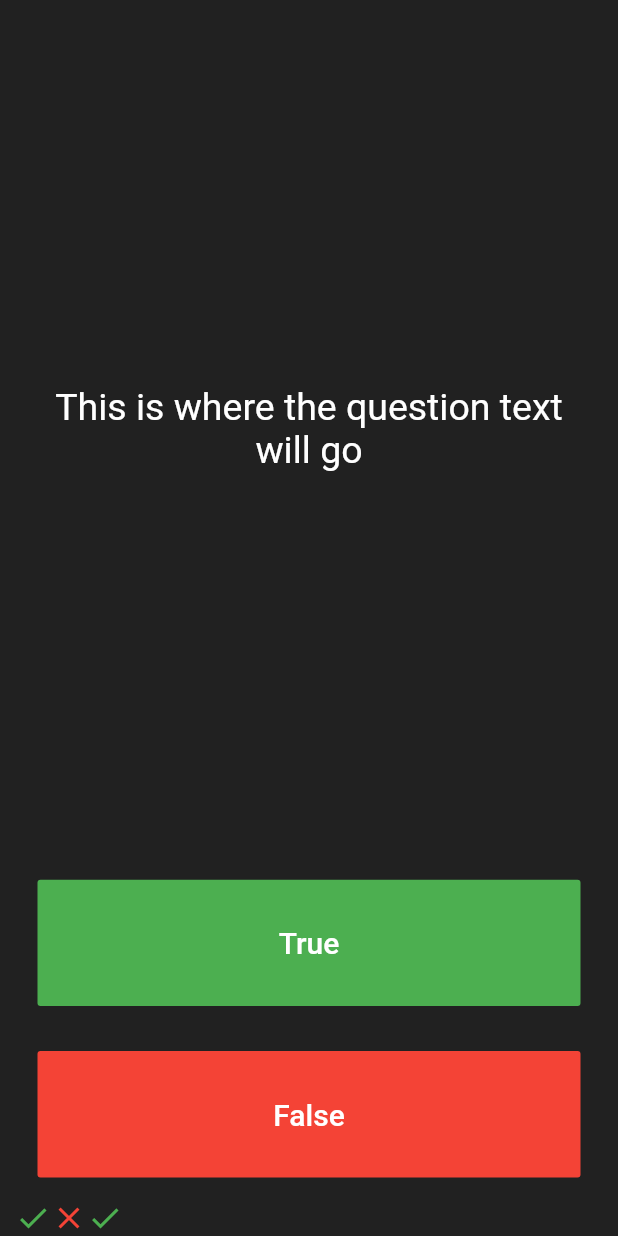
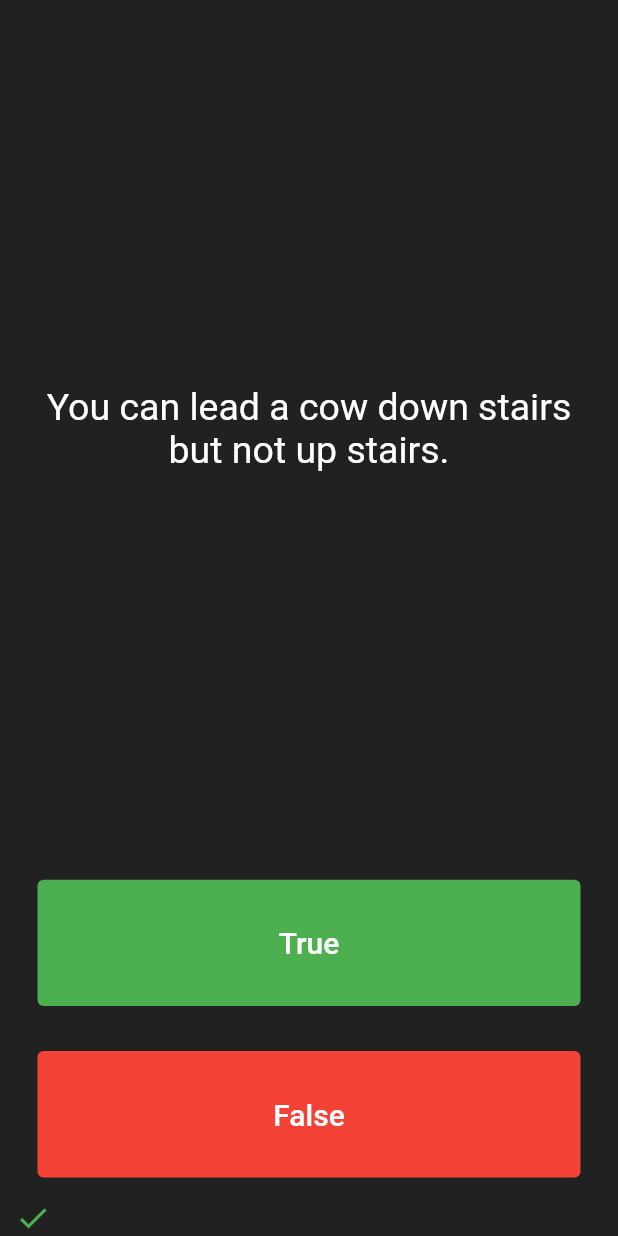
Before and after one commit to theochandra/fl_quizzler, a Flutter app: the screen it shows after launch, after a tap on "True", on a phone screen of 412 x 824 dp. Run offline on Flutter 3.47's test engine with Material 2 defaults, Android fonts, the phone set to English and light mode, and no system bars; our stand-ins replace rflutter_alert.

Commit message:
use alert when finish answered all questions

```diff
--- a/lib/main.dart
+++ b/lib/main.dart
@@ -1,4 +1,9 @@
+import 'package:fl_quizzler/question.dart';
+import 'package:fl_quizzler/quiz_brain.dart';
 import 'package:flutter/material.dart';
+import 'package:rflutter_alert/rflutter_alert.dart';
+
+QuizBrain quizBrain = new QuizBrain();
 
 void main() {
   runApp(Quizzler());
@@ -28,16 +33,41 @@ class QuizPage extends StatefulWidget {
 
 class _QuizPageState extends State<QuizPage> {
 
-  List<Icon> scoresKeeper = [
+  List<Icon> scoresKeeper = [];
+
+  void checkAnswer(bool userPickedAnswer) {
+    bool correctAnswer = quizBrain.getCorrectAnswer();
+
+    setState(() {
+      if (quizBrain.isFinished() == true) {
+        Alert(
+          context: context,
+          title: 'Finished',
+          desc: 'You\'ve reached the end of the quiz.',
+        ).show();
+
+        quizBrain.reset();
+        scoresKeeper = [];
+      } else {
+        if (correctAnswer == userPickedAnswer) {
+          scoresKeeper.add(
             Icon(
               Icons.check,
               color: Colors.green,
             ),
+          );
+        } else {
+          scoresKeeper.add(
             Icon(
               Icons.close,
               color: Colors.red,
             ),
-  ];
+          );
+        }
+        quizBrain.nextQuestion();
+      }
+    });
+  }
 
   @override
   Widget build(BuildContext context) {
@@ -51,7 +81,7 @@ class _QuizPageState extends State<QuizPage> {
             padding: EdgeInsets.all(10),
             child: Center(
               child: Text(
-                'This is where the question text will go',
+                quizBrain.getQuestionText(),
                 textAlign: TextAlign.center,
                 style: TextStyle(
                   fontSize: 25,
@@ -64,8 +94,10 @@ class _QuizPageState extends State<QuizPage> {
         Expanded(
           child: Padding(
             padding: EdgeInsets.all(15),
-            child: FlatButton(
-              color: Colors.green,
+            child: TextButton(
+              style: TextButton.styleFrom(
+                backgroundColor: Colors.green,
+              ),
               child: Text(
                 'True',
                 style: TextStyle(
@@ -75,14 +107,7 @@ class _QuizPageState extends State<QuizPage> {
               ),
               onPressed: () {
                 // The user picked true
-                setState(() {
-                  scoresKeeper.add(
-                    Icon(
-                      Icons.check,
-                      color: Colors.green,
-                    ),
-                  );
-                });
+                checkAnswer(true);
               },
             ),
           ),
@@ -90,8 +115,10 @@ class _QuizPageState extends State<QuizPage> {
         Expanded(
           child: Padding(
             padding: EdgeInsets.all(15),
-            child: FlatButton(
-              color: Colors.red,
+            child: TextButton(
+              style: TextButton.styleFrom(
+                backgroundColor: Colors.red,
+              ),
               child: Text(
                 'False',
                 style: TextStyle(
@@ -101,6 +128,7 @@ class _QuizPageState extends State<QuizPage> {
               ),
               onPressed: () {
                 // The user picked false
+                checkAnswer(false);
               },
             ),
           ),
@@ -112,19 +140,3 @@ class _QuizPageState extends State<QuizPage> {
     );
   }
 }
-
-/*
-Question('Some cats are actually allergic to humans', true),
-Question('You can lead a cow down stairs but not up stairs.', false),
-Question('Approximately one quarter of human bones are in the feet.', true),
-Question('A slug\'s blood is green.', true),
-Question('Buzz Aldrin\'s mother\'s maiden name was \"Moon\".', true),
-Question('It is illegal to pee in the Ocean in Portugal.', true),
-Question('No piece of square dry paper can be folded in half more than 7 times.', false),
-Question('In London, UK, if you happen to die in the House of Parliament, you are technically entitled to a state funeral, because the building is considered too sacred a place.', true),
-Question('The loudest sound produced by any animal is 188 decibels. That animal is the African Elephant.', false),
-Question('The total surface area of two human lungs is approximately 70 square metres.', true),
-Question('Google was originally called \"Backrub\".', true),
-Question('Chocolate affects a dog\'s heart and nervous system; a few ounces are enough to kill a small dog.', true),
-Question('In West Virginia, USA, if you accidentally hit an animal with your car, you are free to take it home to eat.', true),
- */
--- /dev/null
+++ b/lib/question.dart
@@ -0,0 +1,12 @@
+class Question {
+
+  String _questionText;
+  bool _questionAnswer;
+
+  Question(this._questionText, this._questionAnswer);
+
+  bool get questionAnswer => _questionAnswer;
+
+  String get questionText => _questionText;
+
+}
--- /dev/null
+++ b/lib/quiz_brain.dart
@@ -0,0 +1,53 @@
+import 'package:fl_quizzler/question.dart';
+
+class QuizBrain {
+
+  // private variable use _
+  int _currentQuestion = 0;
+
+  List<Question> _questionBank = [
+    Question('Some cats are actually allergic to humans', true),
+    Question('You can lead a cow down stairs but not up stairs.', false),
+    Question('Approximately one quarter of human bones are in the feet.', true),
+    Question('A slug\'s blood is green.', true),
+    Question('Buzz Aldrin\'s mother\'s maiden name was \"Moon\".', true),
+    Question('It is illegal to pee in the Ocean in Portugal.', true),
+    Question('No piece of square dry paper can be folded in half more than 7 times.', false),
+    Question('In London, UK, if you happen to die in the House of Parliament, you are technically entitled to a state funeral, because the building is considered too sacred a place.', true),
+    Question('The loudest sound produced by any animal is 188 decibels. That animal is the African Elephant.', false),
+    Question('The total surface area of two human lungs is approximately 70 square metres.', true),
+    Question('Google was originally called \"Backrub\".', true),
+    Question('Chocolate affects a dog\'s heart and nervous system; a few ounces are enough to kill a small dog.', true),
+    Question('In West Virginia, USA, if you accidentally hit an animal with your car, you are free to take it home to eat.', true),
+  ];
+
+  // List<Question> get questionBank => _questionBank;
+
+  void nextQuestion() {
+    if (_currentQuestion < _questionBank.length - 1) {
+      _currentQuestion++;
+    }
+  }
+
+  String getQuestionText() {
+    return _questionBank[_currentQuestion].questionText;
+  }
+
+  bool getCorrectAnswer() {
+    return _questionBank[_currentQuestion].questionAnswer;
+  }
+
+  bool isFinished() {
+    if (_currentQuestion >= _questionBank.length - 1) {
+      print('Now returning true');
+      return true;
+    } else {
+      return false;
+    }
+  }
+
+  void reset() {
+    _currentQuestion = 0;
+  }
+
+}
--- a/pubspec.yaml
+++ b/pubspec.yaml
@@ -28,6 +28,7 @@ dependencies:
   # The following adds the Cupertino Icons font to your application.
   # Use with the CupertinoIcons class for iOS style icons.
   cupertino_icons: ^1.0.2
+  rflutter_alert: ^1.0.2
 
 dev_dependencies:
   flutter_test:
```
Also changed, not shown: pubspec.lock. Lines whose indentation alone changed are shown as unchanged.
